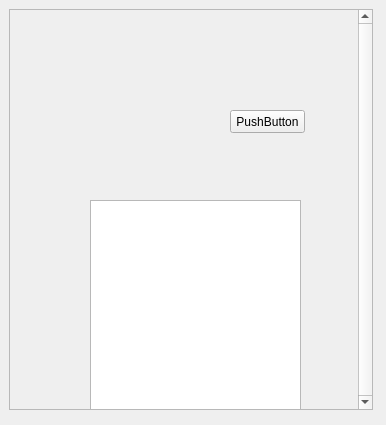
Before: the Qt Designer form testWindows.ui in Reinering/OLT_Client, drawn with Qt 5.
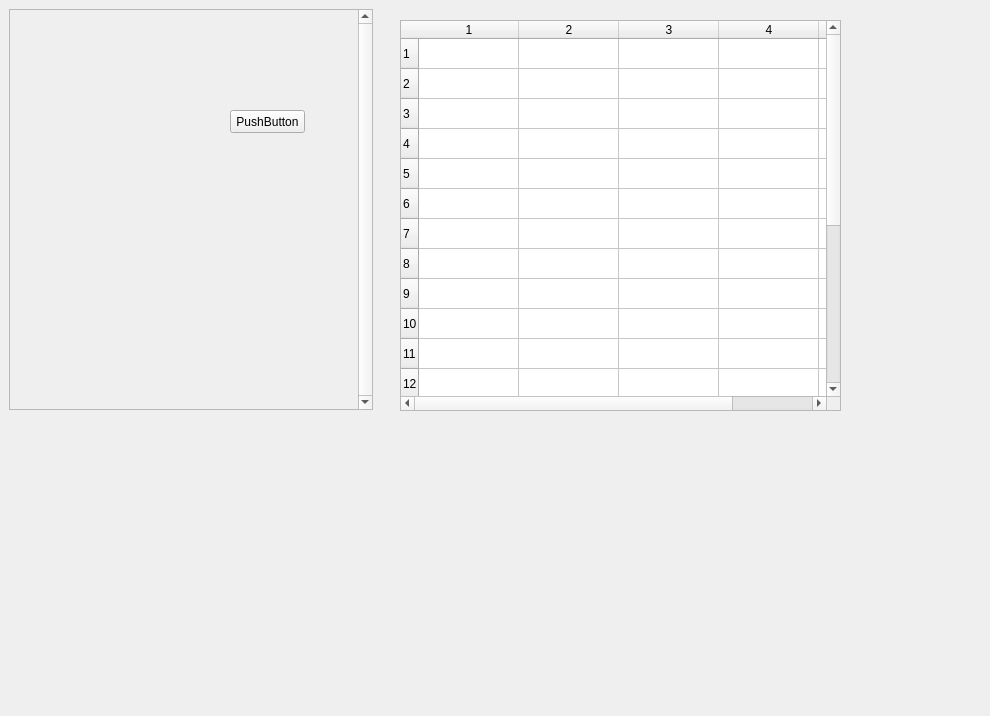
After: the same form once the commit is applied.

Commit message: TableWidget instead of QAscrollArea in onu list

The edit to the form file:
```diff
--- a/testWindows.ui
+++ b/testWindows.ui
@@ -6,8 +6,8 @@
    <rect>
     <x>0</x>
     <y>0</y>
-    <width>386</width>
-    <height>425</height>
+    <width>990</width>
+    <height>716</height>
    </rect>
   </property>
   <property name="windowTitle">
@@ -60,18 +60,54 @@
        <string>PushButton</string>
       </property>
      </widget>
-     <widget class="QTextEdit" name="textEdit">
-      <property name="geometry">
-       <rect>
-        <x>80</x>
-        <y>190</y>
-        <width>211</width>
-        <height>331</height>
-       </rect>
-      </property>
-     </widget>
     </widget>
    </widget>
+   <widget class="QTableWidget" name="tableWidget">
+    <property name="geometry">
+     <rect>
+      <x>400</x>
+      <y>20</y>
+      <width>441</width>
+      <height>391</height>
+     </rect>
+    </property>
+    <property name="rowCount">
+     <number>20</number>
+    </property>
+    <property name="columnCount">
+     <number>5</number>
+    </property>
+    <row/>
+    <row/>
+    <row/>
+    <row/>
+    <row/>
+    <row/>
+    <row/>
+    <row/>
+    <row/>
+    <row/>
+    <row/>
+    <row/>
+    <row/>
+    <row/>
+    <row/>
+    <row/>
+    <row/>
+    <row/>
+    <row/>
+    <row/>
+    <column/>
+    <column/>
+    <column/>
+    <column/>
+    <column/>
+    <item row="0" column="0">
+     <property name="text">
+      <string/>
+     </property>
+    </item>
+   </widget>
   </widget>
  </widget>
  <resources/>
```
The commit also changes 8 other files.
